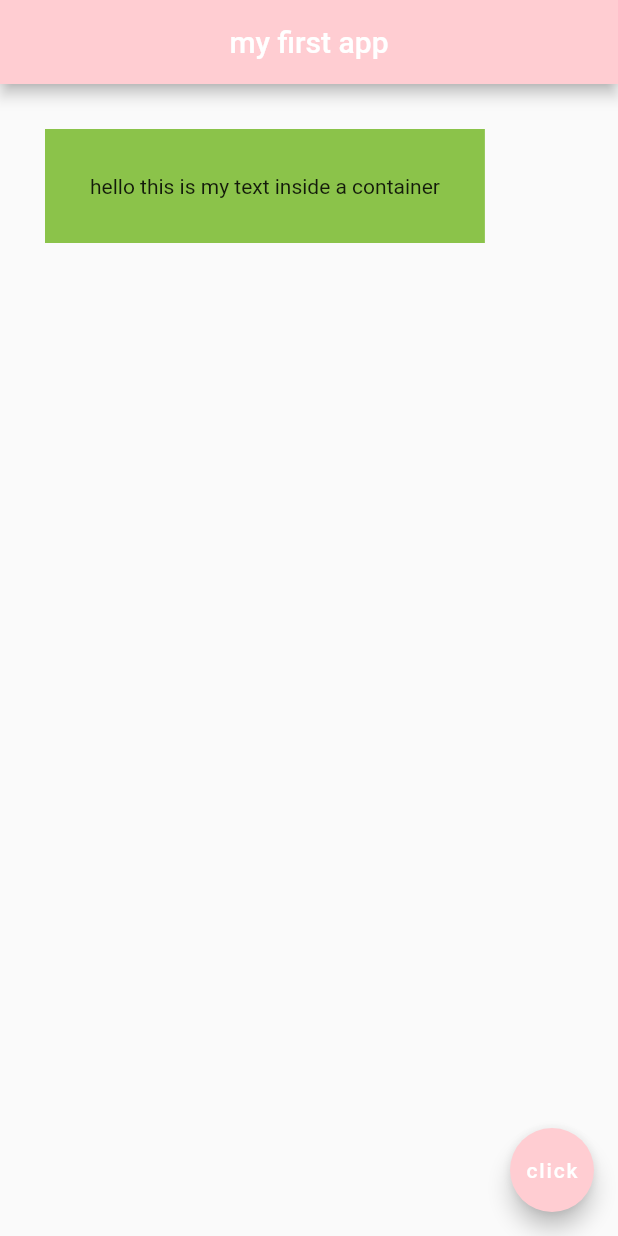
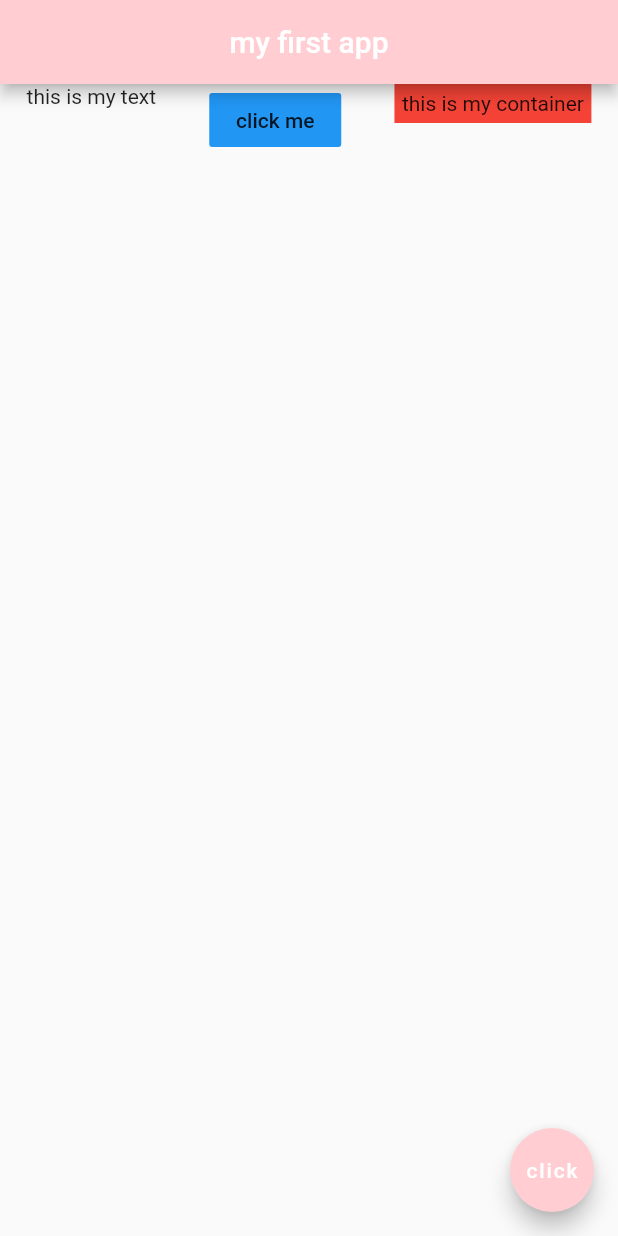
Before and after one commit to hafidid-baha/flutter-tuto, a Flutter app: the screen it shows after launch, on a phone screen of 412 x 824 dp. Run offline on Flutter 3.47's test engine with Material 2 defaults, Android fonts, the phone set to English and light mode, and no system bars.

Commit message:
using row widget to create a row of widgets

```diff
--- a/flutter_app/lib/main.dart
+++ b/flutter_app/lib/main.dart
@@ -13,11 +13,22 @@ class Home extends StatelessWidget {
         centerTitle: true,
         backgroundColor: Colors.red[100],
       ),
-      body: Container(
-        padding: EdgeInsets.all(30),
-        color: Colors.lightGreen,
-        margin: EdgeInsets.all(30),
-        child: Text('hello this is my text inside a container'),
+      body: Row(
+        mainAxisAlignment: MainAxisAlignment.spaceAround,
+        crossAxisAlignment: CrossAxisAlignment.start,
+        children: <Widget>[
+          Text("this is my text"),
+          FlatButton(
+            onPressed: (){},
+            color: Colors.blue,
+            child: Text("click me"),
+          ),
+          Container(
+            padding: EdgeInsets.all(5),
+            color: Colors.red,
+            child: Text("this is my container"),
+          )
+        ],
       ),
       floatingActionButton: FloatingActionButton(
         onPressed: ()=>{},
```
